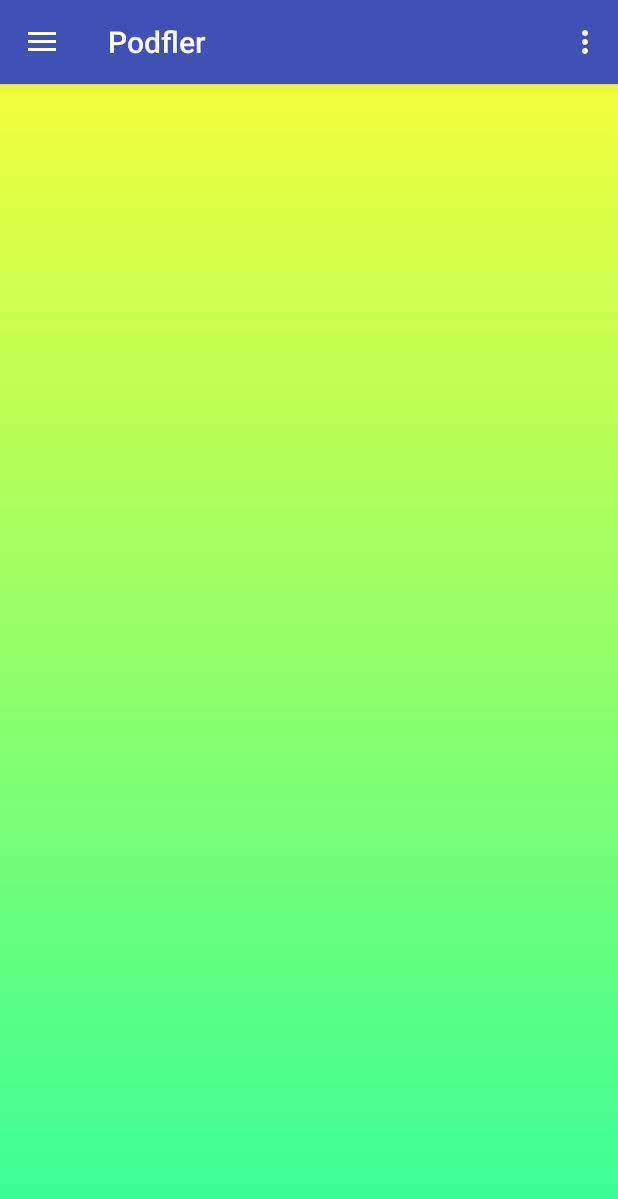
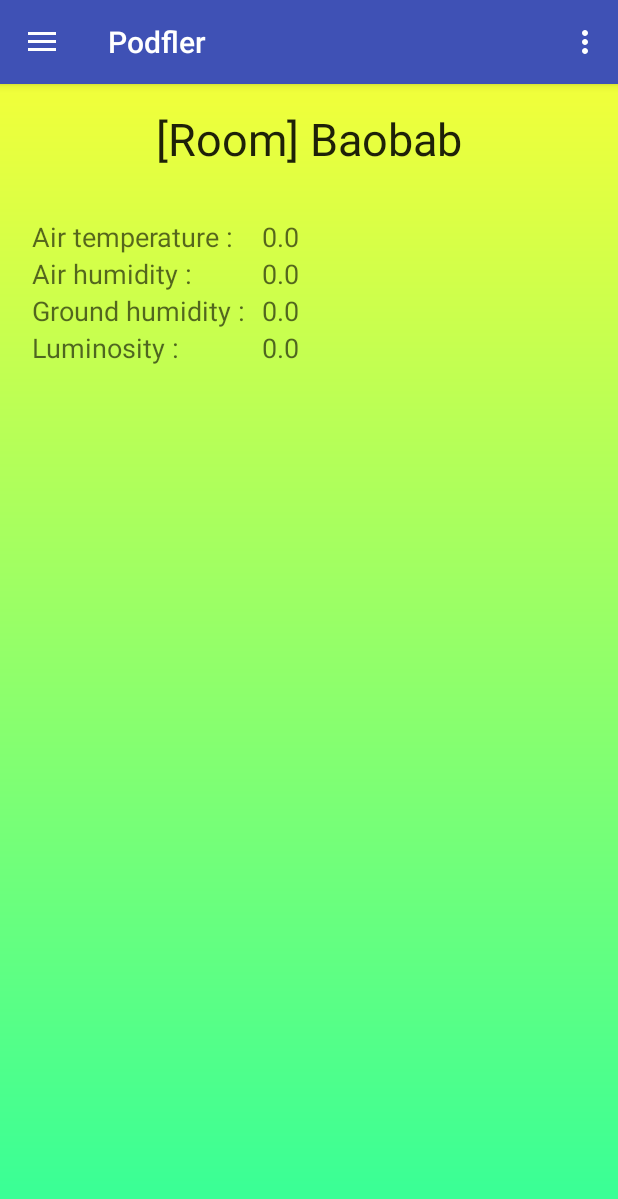
Before and after one commit to Betree/Podfler, an Android app: the screen it shows after launch (MainActivity), on a phone screen of 412 x 824 dp. Shown: the top 1199 px of the screen. Run offline under Robolectric (Android 15) with nearby library versions, the phone set to English and light mode, and no system bars.

Commit message:
Display plant infos on main view

```diff
--- a/PodflerAndroid/app/build.gradle
+++ b/PodflerAndroid/app/build.gradle
@@ -26,6 +26,7 @@ android {
 
 dependencies {
     compile fileTree(dir: 'libs', include: ['*.jar'])
+    compile 'com.github.PhilJay:MPAndroidChart:v2.1.6'
     testCompile 'junit:junit:4.12'
     compile 'com.android.support:appcompat-v7:23.1.1'
     compile 'com.android.support:design:23.1.1'
@@ -43,6 +44,7 @@ buildscript {
 
 repositories {
     mavenCentral()
+    maven { url "https://jitpack.io" }
 }
 
 apply plugin: 'me.tatarka.retrolambda'
--- a/PodflerAndroid/app/src/main/java/com/benjaminpiouffle/podfler/MainActivity.java
+++ b/PodflerAndroid/app/src/main/java/com/benjaminpiouffle/podfler/MainActivity.java
@@ -10,9 +10,7 @@ import android.support.v7.widget.Toolbar;
 import android.view.Menu;
 import android.view.MenuItem;
 import android.widget.ListView;
-
-import java.util.ArrayList;
-import java.util.List;
+import android.widget.TextView;
 
 public class MainActivity extends AppCompatActivity implements NavigationView.OnNavigationItemSelectedListener {
     private PlantWatchersManager plantWatchersManager;
@@ -36,6 +34,16 @@ public class MainActivity extends AppCompatActivity implements NavigationView.On
         this.plantWatchersManager = new PlantWatchersManager(this);
         ListView drawerList = (ListView) findViewById(R.id.nav_plants_list);
         drawerList.setAdapter(new PlantWatcherAdapter(this, this.plantWatchersManager.getArray()));
+
+        this.renderPlantWatcher(this.plantWatchersManager.getList().get(0));
+    }
+
+    private void renderPlantWatcher(PlantWatcher plantWatcher) {
+        ((TextView) findViewById(R.id.plant_name)).setText(plantWatcher.getName());
+        ((TextView) findViewById(R.id.value_air_humidity)).setText(String.valueOf(plantWatcher.getAirHumidity()));
+        ((TextView) findViewById(R.id.value_air_temperature)).setText(String.valueOf(plantWatcher.getAirTemperature()));
+        ((TextView) findViewById(R.id.value_ground_humidity)).setText(String.valueOf(plantWatcher.getGroundHumidity()));
+        ((TextView) findViewById(R.id.value_luminosity)).setText(String.valueOf(plantWatcher.getLuminosity()));
     }
 
     @Override
--- a/PodflerAndroid/app/src/main/java/com/benjaminpiouffle/podfler/PlantWatcher.java
+++ b/PodflerAndroid/app/src/main/java/com/benjaminpiouffle/podfler/PlantWatcher.java
@@ -6,12 +6,52 @@ import java.io.Serializable;
  * Created by piouffb on 08/01/16.
  */
 public class PlantWatcher implements Serializable {
-    private String name;
-    private String ip;
+    private final String name;
+    private final String ip;
+    private double airTemperature;
+    private double airHumidity;
+    private double groundHumidity;
+    private double luminosity;
 
     public PlantWatcher(String name, String ip) {
         this.name = name;
         this.ip = ip;
+        this.airTemperature = 0.0;
+        this.airHumidity = 0.0;
+        this.groundHumidity = 0.0;
+        this.luminosity = 0.0;
+    }
+
+    public double getAirTemperature() {
+        return airTemperature;
+    }
+
+    public void setAirTemperature(double airTemperature) {
+        this.airTemperature = airTemperature;
+    }
+
+    public double getAirHumidity() {
+        return airHumidity;
+    }
+
+    public void setAirHumidity(double airHumidity) {
+        this.airHumidity = airHumidity;
+    }
+
+    public double getGroundHumidity() {
+        return groundHumidity;
+    }
+
+    public void setGroundHumidity(double groundHumidity) {
+        this.groundHumidity = groundHumidity;
+    }
+
+    public double getLuminosity() {
+        return luminosity;
+    }
+
+    public void setLuminosity(double luminosity) {
+        this.luminosity = luminosity;
     }
 
     public String getName() {
--- a/PodflerAndroid/app/src/main/res/layout/activity_main.xml
+++ b/PodflerAndroid/app/src/main/res/layout/activity_main.xml
@@ -33,8 +33,7 @@
             android:layout_height="match_parent"
             android:layout_width="match_parent"
             android:choiceMode="singleChoice"/>
+    </LinearLayout>
 
 
-    </LinearLayout>
-
 </android.support.v4.widget.DrawerLayout>
--- a/PodflerAndroid/app/src/main/res/layout/content_main.xml
+++ b/PodflerAndroid/app/src/main/res/layout/content_main.xml
@@ -1,5 +1,5 @@
 <?xml version="1.0" encoding="utf-8"?>
-<RelativeLayout xmlns:android="http://schemas.android.com/apk/res/android"
+<LinearLayout xmlns:android="http://schemas.android.com/apk/res/android"
     xmlns:app="http://schemas.android.com/apk/res-auto"
     xmlns:tools="http://schemas.android.com/tools"
     android:layout_width="match_parent"
@@ -8,7 +8,115 @@
     android:paddingLeft="@dimen/activity_horizontal_margin"
     android:paddingRight="@dimen/activity_horizontal_margin"
     android:paddingTop="@dimen/activity_vertical_margin"
+    android:orientation="vertical"
     app:layout_behavior="@string/appbar_scrolling_view_behavior"
     tools:context="com.benjaminpiouffle.podfler.MainActivity"
     tools:showIn="@layout/app_bar_main">
-</RelativeLayout>
+
+    <TextView
+        android:layout_width="fill_parent"
+        android:layout_height="73dp"
+        android:textAppearance="?android:attr/textAppearanceLarge"
+        android:text="Plant name"
+        android:id="@+id/plant_name"
+        android:gravity="center_horizontal"
+        android:textSize="30sp"
+        />
+
+    <LinearLayout
+        android:orientation="horizontal"
+        android:layout_width="match_parent"
+        android:layout_height="wrap_content"
+        android:layout_marginLeft="5dp"
+        android:layout_marginRight="5dp">
+
+        <TextView
+            android:layout_width="150dp"
+            android:layout_height="wrap_content"
+            android:textAppearance="?android:attr/textAppearanceMedium"
+            android:text="@string/air_temperature"
+            android:id="@+id/textView6"/>
+
+        <TextView
+            android:layout_width="wrap_content"
+            android:layout_height="wrap_content"
+            android:textAppearance="?android:attr/textAppearanceMedium"
+            android:text="Medium Text"
+            android:id="@+id/value_air_temperature"
+            android:layout_marginLeft="3dp"
+            android:layout_marginStart="3dp"/>
+    </LinearLayout>
+
+    <LinearLayout
+        android:orientation="horizontal"
+        android:layout_width="match_parent"
+        android:layout_height="wrap_content"
+        android:layout_marginLeft="5dp"
+        android:layout_marginRight="5dp">
+
+        <TextView
+            android:layout_width="150dp"
+            android:layout_height="wrap_content"
+            android:textAppearance="?android:attr/textAppearanceMedium"
+            android:text="@string/air_humidity"
+            android:id="@+id/textView4"/>
+
+        <TextView
+            android:layout_width="wrap_content"
+            android:layout_height="wrap_content"
+            android:textAppearance="?android:attr/textAppearanceMedium"
+            android:text="Medium Text"
+            android:id="@+id/value_air_humidity"
+            android:layout_marginLeft="3dp"
+            android:layout_marginStart="3dp"/>
+    </LinearLayout>
+
+    <LinearLayout
+        android:orientation="horizontal"
+        android:layout_width="match_parent"
+        android:layout_height="wrap_content"
+        android:layout_marginLeft="5dp"
+        android:layout_marginRight="5dp">
+
+        <TextView
+            android:layout_width="150dp"
+            android:layout_height="wrap_content"
+            android:textAppearance="?android:attr/textAppearanceMedium"
+            android:text="@string/ground_humidity"
+            android:id="@+id/textView8"/>
+
+        <TextView
+            android:layout_width="wrap_content"
+            android:layout_height="wrap_content"
+            android:textAppearance="?android:attr/textAppearanceMedium"
+            android:text="Medium Text"
+            android:id="@+id/value_ground_humidity"
+            android:layout_marginLeft="3dp"
+            android:layout_marginStart="3dp"/>
+    </LinearLayout>
+
+    <LinearLayout
+        android:orientation="horizontal"
+        android:layout_width="match_parent"
+        android:layout_height="wrap_content"
+        android:layout_marginLeft="5dp"
+        android:layout_marginRight="5dp">
+
+        <TextView
+            android:layout_width="150dp"
+            android:layout_height="wrap_content"
+            android:textAppearance="?android:attr/textAppearanceMedium"
+            android:text="@string/luminosity"
+            android:id="@+id/textView10"/>
+
+        <TextView
+            android:layout_width="wrap_content"
+            android:layout_height="wrap_content"
+            android:textAppearance="?android:attr/textAppearanceMedium"
+            android:text="Medium Text"
+            android:id="@+id/value_luminosity"
+            android:layout_marginLeft="3dp"
+            android:layout_marginStart="3dp"/>
+    </LinearLayout>
+
+</LinearLayout>
--- a/PodflerAndroid/app/src/main/res/values/strings.xml
+++ b/PodflerAndroid/app/src/main/res/values/strings.xml
@@ -11,4 +11,8 @@
     <string name="ip_address">IP address</string>
     <string name="name">Name</string>
     <string name="add_plant_watcher">Add plant watcher</string>
+    <string name="air_humidity">Air humidity :</string>
+    <string name="air_temperature">Air temperature :</string>
+    <string name="ground_humidity">Ground humidity :</string>
+    <string name="luminosity">Luminosity :</string>
 </resources>
```
